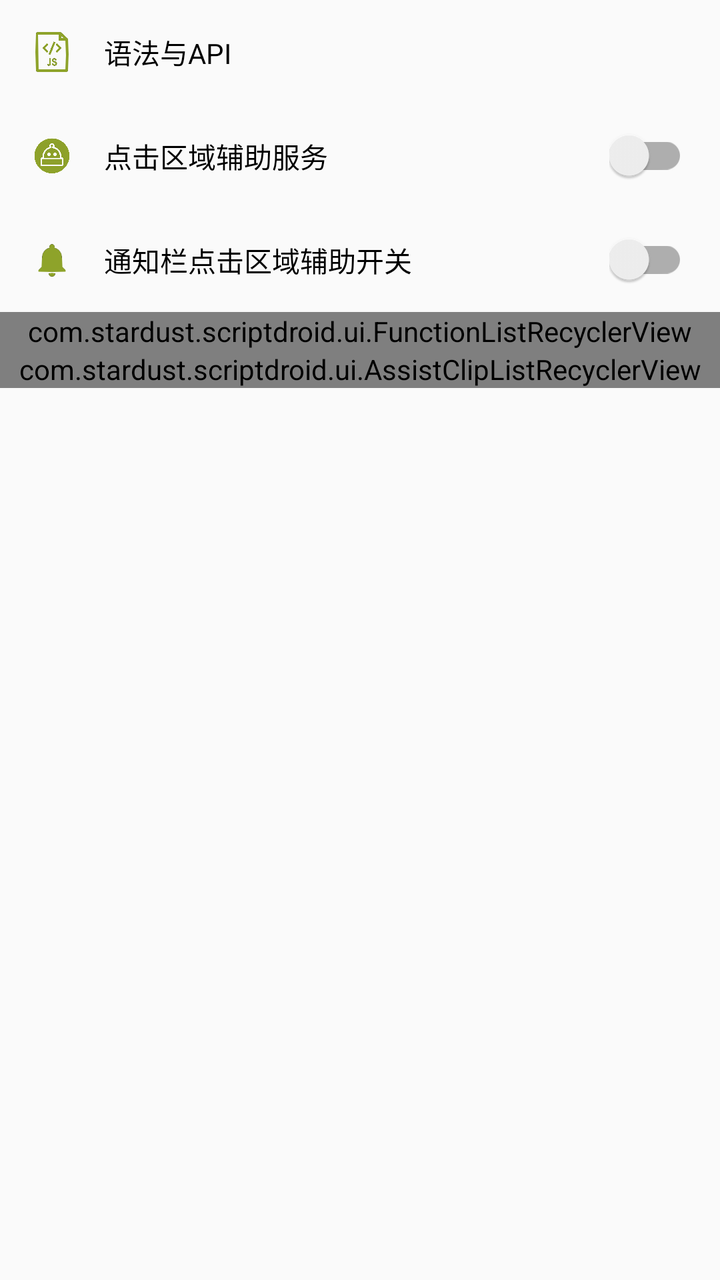
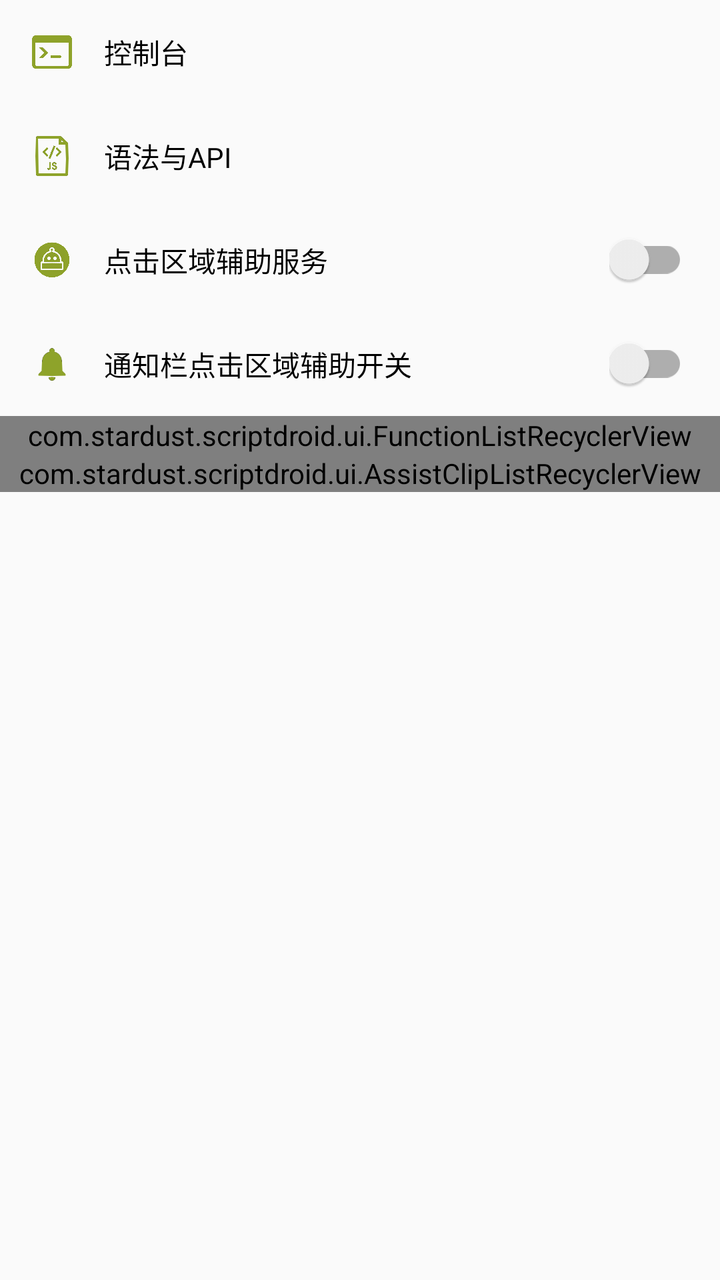

Compare the two renders of this Android layout. The source of the first and the diff that turns it into the second are given below.
<!-- AndroidManifest.xml: application theme AppTheme -->
<!-- res/layout/fragment_edit_side_menu.xml -->
<?xml version="1.0" encoding="utf-8"?>
<LinearLayout xmlns:android="http://schemas.android.com/apk/res/android"
              android:layout_width="match_parent"
              android:layout_height="match_parent"
              android:orientation="vertical"
              android:textSize="16sp">

    <LinearLayout
        android:id="@+id/syntax_and_api"
        android:layout_width="match_parent"
        android:layout_height="52dp"
        android:background="?selectableItemBackground"
        android:gravity="center_vertical"
        android:orientation="horizontal">

        <ImageView
            android:layout_width="20dp"
            android:layout_height="20dp"
            android:layout_margin="16dp"
            android:src="@drawable/ic_js"/>

        <TextView
            android:layout_width="wrap_content"
            android:layout_height="match_parent"
            android:gravity="center"
            android:text="@string/text_syntax_and_api"
            android:textColor="@android:color/primary_text_light"/>
    </LinearLayout>

    <RelativeLayout
        android:id="@+id/assist_service"
        android:layout_width="match_parent"
        android:layout_height="52dp"
        android:background="?selectableItemBackground"
        android:gravity="center_vertical">

        <ImageView
            android:id="@+id/icon_assist_service"
            android:layout_width="20dp"
            android:layout_height="20dp"
            android:layout_alignParentLeft="true"
            android:layout_margin="16dp"
            android:src="@drawable/ic_robot_head_green"/>

        <TextView
            android:layout_width="wrap_content"
            android:layout_height="match_parent"
            android:layout_toRightOf="@id/icon_assist_service"
            android:gravity="center"
            android:text="@string/text_assist_service"
            android:textColor="@android:color/primary_text_light"/>

        <android.support.v7.widget.SwitchCompat
            android:id="@+id/sw_assist_service"
            android:layout_width="wrap_content"
            android:layout_height="wrap_content"
            android:layout_alignParentEnd="true"
            android:layout_centerVertical="true"
            android:layout_marginRight="16dp"/>

    </RelativeLayout>

    <RelativeLayout
        android:id="@+id/assist_service_notification"
        android:layout_width="match_parent"
        android:layout_height="52dp"
        android:background="?selectableItemBackground"
        android:gravity="center_vertical">

        <ImageView
            android:id="@+id/icon_assist_service_notification"
            android:layout_width="20dp"
            android:layout_height="20dp"
            android:layout_alignParentLeft="true"
            android:layout_margin="16dp"
            android:src="@drawable/ic_notifications_green_48dp"/>

        <TextView
            android:layout_width="wrap_content"
            android:layout_height="match_parent"
            android:layout_toRightOf="@id/icon_assist_service_notification"
            android:gravity="center"
            android:text="@string/text_assist_service_notification"
            android:textColor="@android:color/primary_text_light"/>

        <android.support.v7.widget.SwitchCompat
            android:id="@+id/sw_assist_service_notification"
            android:layout_width="wrap_content"
            android:layout_height="wrap_content"
            android:layout_alignParentEnd="true"
            android:layout_centerVertical="true"
            android:layout_marginRight="16dp"/>

    </RelativeLayout>

    <com.stardust.scriptdroid.ui.FunctionListRecyclerView
        android:id="@+id/function_list"
        android:layout_width="match_parent"
        android:layout_height="wrap_content"/>

    <com.stardust.scriptdroid.ui.AssistClipListRecyclerView
        android:id="@+id/assist_clip_list"
        android:layout_width="match_parent"
        android:layout_height="wrap_content"/>
</LinearLayout>
<!-- resources referenced by this layout -->
<resources>
  <!-- drawable ic_js: png bitmap (drawable, 8762 bytes) -->
  <!-- drawable ic_notifications_green_48dp: png bitmap (drawable, 1492 bytes) -->
  <!-- drawable ic_robot_head_green: png bitmap (drawable, 32853 bytes) -->
  <string name="text_assist_service">点击区域辅助服务</string>
  <string name="text_assist_service_notification">通知栏点击区域辅助开关</string>
  <string name="text_syntax_and_api">语法与API</string>
  <style name="AppTheme" parent="Theme.AppCompat.Light.NoActionBar">
          
          <item name="colorPrimary">@color/colorPrimary</item>
          <item name="colorPrimaryDark">@color/colorPrimaryDark</item>
          <item name="colorAccent">@color/colorAccent</item>
      </style>
  <color name="colorPrimary">#8ea22a</color>
  <color name="colorPrimaryDark">#5e6b1e</color>
  <color name="colorAccent">#8ea22a</color>
</resources>

<!-- the commit's change to res/layout/fragment_edit_side_menu.xml (unified diff, before → after) -->
@@ -4,6 +4,28 @@
               android:layout_height="match_parent"
               android:orientation="vertical"
               android:textSize="16sp">
+
+    <LinearLayout
+        android:id="@+id/console"
+        android:layout_width="match_parent"
+        android:layout_height="52dp"
+        android:background="?selectableItemBackground"
+        android:gravity="center_vertical"
+        android:orientation="horizontal">
+
+        <ImageView
+            android:layout_width="20dp"
+            android:layout_height="20dp"
+            android:layout_margin="16dp"
+            android:src="@drawable/ic_console_green"/>
+
+        <TextView
+            android:layout_width="wrap_content"
+            android:layout_height="match_parent"
+            android:gravity="center"
+            android:text="@string/text_console"
+            android:textColor="@android:color/primary_text_light"/>
+    </LinearLayout>
 
     <LinearLayout
         android:id="@+id/syntax_and_api"
@@ -26,6 +48,7 @@
             android:text="@string/text_syntax_and_api"
             android:textColor="@android:color/primary_text_light"/>
     </LinearLayout>
+
 
     <RelativeLayout
         android:id="@+id/assist_service"
<!-- resource entries referenced after the edit -->
@@ -1,10 +1,12 @@
 <!-- resources referenced by this layout -->
 <resources>
+  <!-- drawable ic_console_green: png bitmap (drawable, 11001 bytes) -->
   <!-- drawable ic_js: png bitmap (drawable, 8762 bytes) -->
   <!-- drawable ic_notifications_green_48dp: png bitmap (drawable, 1492 bytes) -->
-  <!-- drawable ic_robot_head_green: png bitmap (drawable, 32853 bytes) -->
+  <!-- drawable ic_robot_head_green: png bitmap (drawable, 38302 bytes) -->
   <string name="text_assist_service">点击区域辅助服务</string>
   <string name="text_assist_service_notification">通知栏点击区域辅助开关</string>
+  <string name="text_console">控制台</string>
   <string name="text_syntax_and_api">语法与API</string>
   <style name="AppTheme" parent="Theme.AppCompat.Light.NoActionBar">
           
